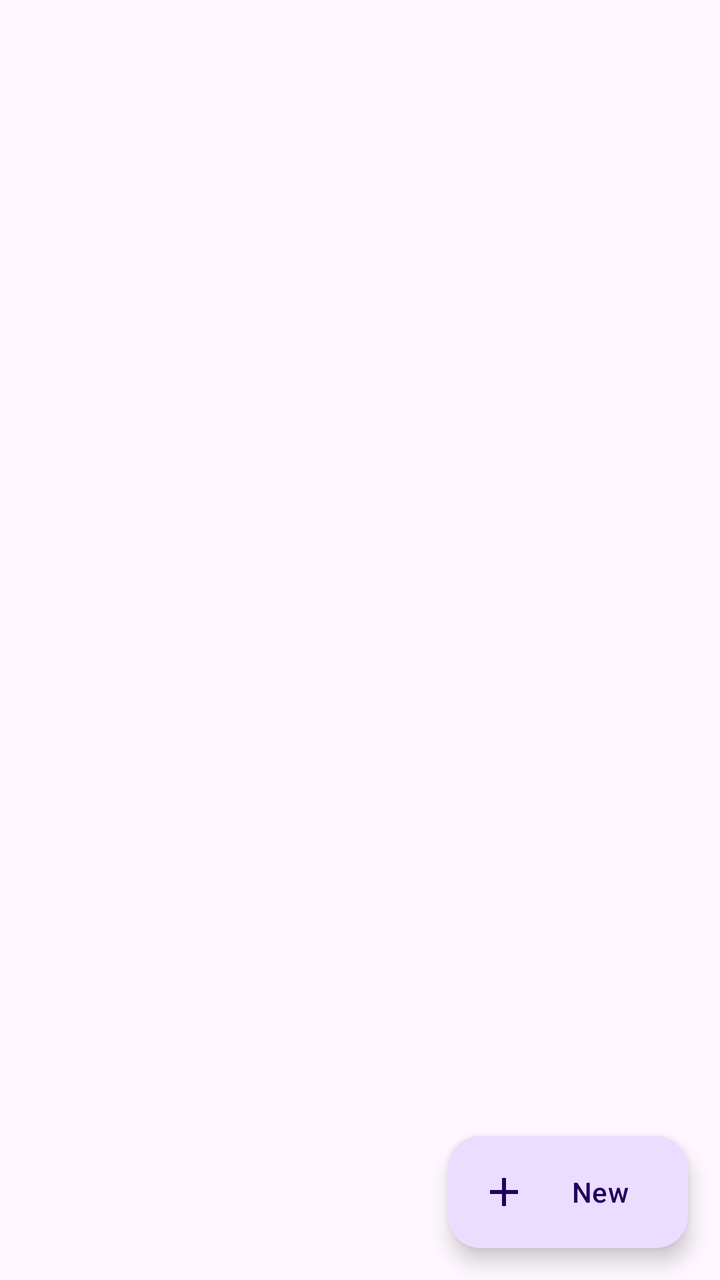
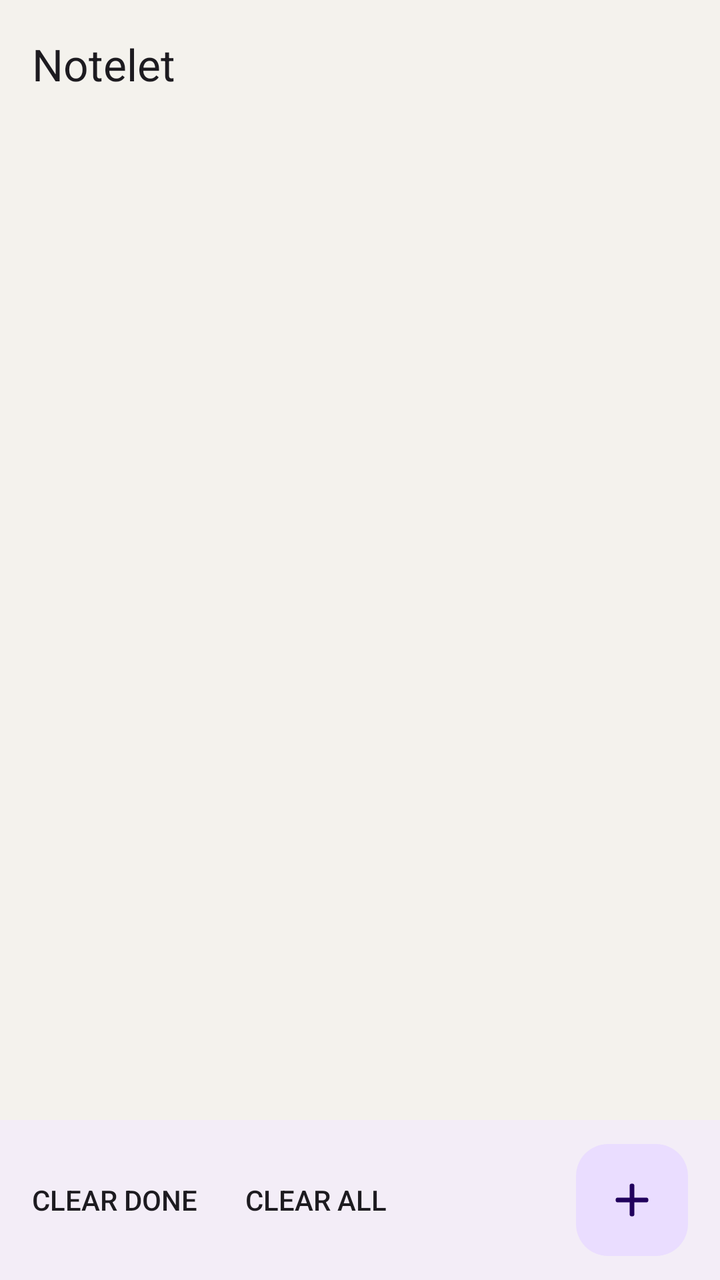

The first picture is an Android layout as it rendered before a commit; the second is the same layout after the commit. The layout source and the unified diff follow.
<!-- AndroidManifest.xml: application theme Theme.Notelet -->
<!-- res/layout/activity_main.xml -->
<?xml version="1.0" encoding="utf-8"?>
<androidx.coordinatorlayout.widget.CoordinatorLayout xmlns:android="http://schemas.android.com/apk/res/android"
    xmlns:app="http://schemas.android.com/apk/res-auto"
    android:id="@+id/root"
    android:layout_width="match_parent"
    android:layout_height="match_parent">

    <androidx.recyclerview.widget.RecyclerView
        android:id="@+id/list"
        android:layout_width="match_parent"
        android:layout_height="match_parent"
        android:clipToPadding="false"
        android:paddingStart="12dp"
        android:paddingTop="8dp"
        android:paddingEnd="12dp"
        android:paddingBottom="96dp" />

    <LinearLayout
        android:id="@+id/empty"
        android:layout_width="match_parent"
        android:layout_height="wrap_content"
        android:layout_gravity="center"
        android:gravity="center_horizontal"
        android:orientation="vertical"
        android:padding="32dp"
        android:visibility="gone">

        <TextView
            android:layout_width="wrap_content"
            android:layout_height="wrap_content"
            android:text="@string/empty_title"
            android:textAppearance="?attr/textAppearanceTitleLarge" />

        <TextView
            android:layout_width="wrap_content"
            android:layout_height="wrap_content"
            android:layout_marginTop="8dp"
            android:gravity="center"
            android:text="@string/empty_body"
            android:textAppearance="?attr/textAppearanceBodyMedium" />

        <Button
            android:id="@+id/add_widget"
            style="?attr/materialButtonOutlinedStyle"
            android:layout_width="wrap_content"
            android:layout_height="wrap_content"
            android:layout_marginTop="16dp"
            android:text="@string/add_widget" />
    </LinearLayout>

    <com.google.android.material.floatingactionbutton.ExtendedFloatingActionButton
        android:id="@+id/fab"
        android:layout_width="wrap_content"
        android:layout_height="wrap_content"
        android:layout_gravity="bottom|end"
        android:layout_margin="16dp"
        android:text="@string/new_item"
        app:icon="@drawable/ic_add" />
</androidx.coordinatorlayout.widget.CoordinatorLayout>
<!-- resources referenced by this layout -->
<resources>
  <!-- drawable ic_add (drawable) -->
  <?xml version="1.0" encoding="utf-8"?>
  <vector xmlns:android="http://schemas.android.com/apk/res/android"
      android:width="24dp"
      android:height="24dp"
      android:viewportWidth="24"
      android:viewportHeight="24">
      <path
          android:fillColor="@color/widget_on_accent"
          android:pathData="M19,13h-6v6h-2v-6H5v-2h6V5h2v6h6v2z" />
  </vector>
  <string name="add_widget">Add widget to home screen</string>
  <string name="empty_body">Tap New to write a note or task. Add the widget to jot things down straight from your home screen.</string>
  <string name="empty_title">Nothing here yet</string>
  <string name="new_item">New</string>
  <style name="Theme.Notelet" parent="Theme.Material3.DayNight">
          <item name="android:windowOptOutEdgeToEdgeEnforcement" tools:targetApi="35">true</item>
      </style>
  <color name="widget_on_accent">#FFFFFF</color>
</resources>

<!-- the commit's change to res/layout/activity_main.xml (unified diff, before → after) -->
@@ -5,15 +5,30 @@
     android:layout_width="match_parent"
     android:layout_height="match_parent">
 
+    <com.google.android.material.appbar.AppBarLayout
+        android:layout_width="match_parent"
+        android:layout_height="wrap_content"
+        android:background="@color/nl_background"
+        app:liftOnScroll="true"
+        app:liftOnScrollTargetViewId="@+id/list">
+
+        <com.google.android.material.appbar.MaterialToolbar
+            android:id="@+id/toolbar"
+            android:layout_width="match_parent"
+            android:layout_height="?attr/actionBarSize"
+            app:title="@string/app_name" />
+    </com.google.android.material.appbar.AppBarLayout>
+
     <androidx.recyclerview.widget.RecyclerView
         android:id="@+id/list"
         android:layout_width="match_parent"
         android:layout_height="match_parent"
         android:clipToPadding="false"
-        android:paddingStart="12dp"
-        android:paddingTop="8dp"
-        android:paddingEnd="12dp"
-        android:paddingBottom="96dp" />
+        android:paddingStart="14dp"
+        android:paddingTop="4dp"
+        android:paddingEnd="14dp"
+        android:paddingBottom="112dp"
+        app:layout_behavior="@string/appbar_scrolling_view_behavior" />
 
     <LinearLayout
         android:id="@+id/empty"
@@ -37,23 +52,31 @@
             android:layout_marginTop="8dp"
             android:gravity="center"
             android:text="@string/empty_body"
-            android:textAppearance="?attr/textAppearanceBodyMedium" />
+            android:textAppearance="?attr/textAppearanceBodyMedium"
+            android:textColor="?attr/colorOnSurfaceVariant" />
 
         <Button
             android:id="@+id/add_widget"
-            style="?attr/materialButtonOutlinedStyle"
+            style="@style/Widget.Material3.Button.TonalButton"
             android:layout_width="wrap_content"
             android:layout_height="wrap_content"
-            android:layout_marginTop="16dp"
+            android:layout_marginTop="20dp"
             android:text="@string/add_widget" />
     </LinearLayout>
 
-    <com.google.android.material.floatingactionbutton.ExtendedFloatingActionButton
+    <com.google.android.material.bottomappbar.BottomAppBar
+        android:id="@+id/bottom_bar"
+        android:layout_width="match_parent"
+        android:layout_height="wrap_content"
+        android:layout_gravity="bottom"
+        app:menu="@menu/bottom"
+        app:menuAlignmentMode="start" />
+
+    <com.google.android.material.floatingactionbutton.FloatingActionButton
         android:id="@+id/fab"
         android:layout_width="wrap_content"
         android:layout_height="wrap_content"
-        android:layout_gravity="bottom|end"
-        android:layout_margin="16dp"
-        android:text="@string/new_item"
-        app:icon="@drawable/ic_add" />
+        android:contentDescription="@string/add_note"
+        app:layout_anchor="@id/bottom_bar"
+        app:srcCompat="@drawable/ic_add" />
 </androidx.coordinatorlayout.widget.CoordinatorLayout>
<!-- resource entries referenced after the edit -->
@@ -1,5 +1,6 @@
 <!-- resources referenced by this layout -->
 <resources>
+  <color name="nl_background">#F4F2ED</color>
   <!-- drawable ic_add (drawable) -->
   <?xml version="1.0" encoding="utf-8"?>
   <vector xmlns:android="http://schemas.android.com/apk/res/android"
@@ -8,16 +9,24 @@
       android:viewportWidth="24"
       android:viewportHeight="24">
       <path
-          android:fillColor="@color/widget_on_accent"
-          android:pathData="M19,13h-6v6h-2v-6H5v-2h6V5h2v6h6v2z" />
+          android:pathData="M12,5V19M5,12H19"
+          android:strokeWidth="2.4"
+          android:strokeColor="@color/nl_on_accent"
+          android:strokeLineCap="round" />
   </vector>
+  <string name="add_note">Add a note or task</string>
   <string name="add_widget">Add widget to home screen</string>
-  <string name="empty_body">Tap New to write a note or task. Add the widget to jot things down straight from your home screen.</string>
+  <string name="app_name">Notelet</string>
+  <string name="empty_body">Tap + to write a note or task. Add the widget to jot things down straight from your home screen.</string>
   <string name="empty_title">Nothing here yet</string>
-  <string name="new_item">New</string>
-  <style name="Theme.Notelet" parent="Theme.Material3.DayNight">
+  <style name="Theme.Notelet" parent="Theme.Material3.DayNight.NoActionBar">
+          <item name="android:windowBackground">@color/nl_background</item>
+          <item name="android:statusBarColor">@color/nl_background</item>
+          <item name="android:navigationBarColor">@color/nl_background</item>
+          <item name="android:windowLightStatusBar">@bool/nl_light_bars</item>
+          <item name="android:windowLightNavigationBar" tools:targetApi="27">@bool/nl_light_bars</item>
           <item name="android:windowOptOutEdgeToEdgeEnforcement" tools:targetApi="35">true</item>
       </style>
-  <color name="widget_on_accent">#FFFFFF</color>
+  <color name="nl_on_accent">#FFFFFF</color>
 </resources>
 
